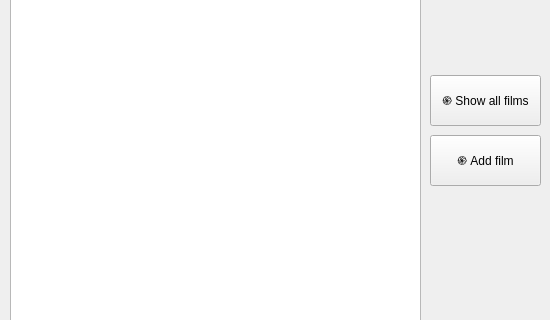
MinusOne-1/Filmoteka, file gamerStat.ui: the form before one commit; both pictures show x 0 to 550 and y 145 to 465 of the 550 by 600 pixel window.
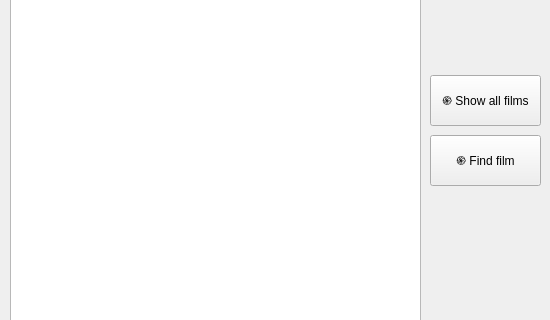
The form after the commit.

Commit message:
Изменение кнопок
Кнопка "Add film" переименована в "Find film"

What changed in the file:
```diff
--- a/gamerStat.ui
+++ b/gamerStat.ui
@@ -47,7 +47,7 @@
      </rect>
     </property>
     <property name="text">
-     <string>֍ Add film</string>
+     <string>֍ Find film</string>
     </property>
    </widget>
   </widget>
```
